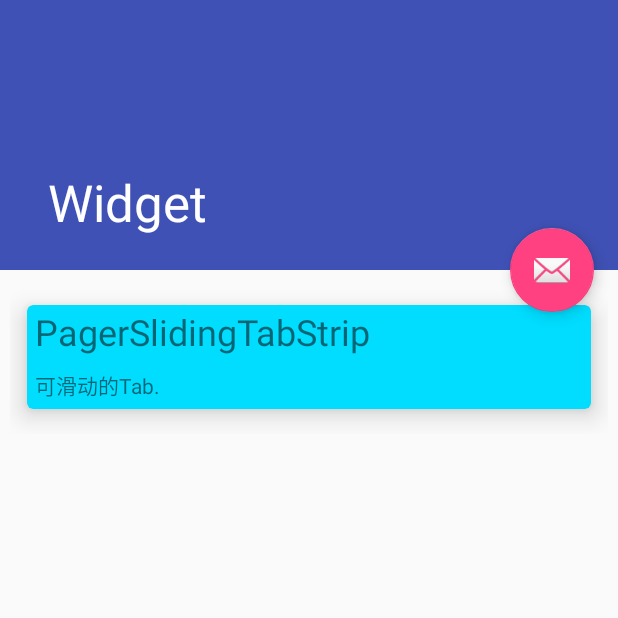
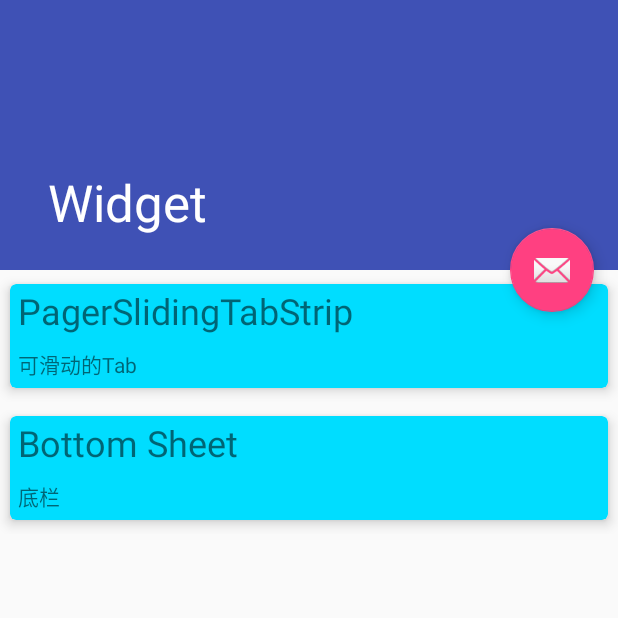
Before and after one commit to AllenVork/Widgets, an Android app: the screen it shows after launch (MainActivity), on a phone screen of 412 x 824 dp, the top half of it. Run offline under Robolectric (Android 15) with nearby library versions, the phone set to English and light mode, and no system bars.

```diff
--- a/app/build.gradle
+++ b/app/build.gradle
@@ -46,6 +46,7 @@ dependencies {
     compile 'io.reactivex:rxjava:1.1.5'
     compile 'io.reactivex:rxandroid:1.2.0'
     compile "org.jetbrains.kotlin:kotlin-stdlib:$kotlin_version"
+    compile 'com.github.chenupt.android:springindicator:1.0.2@aar'
 }
 repositories {
     mavenCentral()
--- a/app/src/main/AndroidManifest.xml
+++ b/app/src/main/AndroidManifest.xml
@@ -18,7 +18,11 @@
                 <category android:name="android.intent.category.LAUNCHER" />
             </intent-filter>
         </activity>
-        <activity android:name=".view.activity.PagerSlidingTabActivity"></activity>
+        <activity android:name=".view.activity.PagerSlidingTabActivity" />
+        <activity
+            android:name=".view.activity.BottomSheetActivity"
+            android:label="@string/title_activity_bottom_sheet"
+            android:theme="@style/AppTheme.NoActionBar"></activity>
     </application>
 
 </manifest>
--- a/app/src/main/java/zhangruofan/widget/adapter/MainAdapter.kt
+++ b/app/src/main/java/zhangruofan/widget/adapter/MainAdapter.kt
@@ -8,6 +8,7 @@ import android.view.View
 import android.view.ViewGroup
 import kotlinx.android.synthetic.main.activity_main_item.view.*
 import zhangruofan.widget.R
+import zhangruofan.widget.view.activity.BottomSheetActivity
 import zhangruofan.widget.view.activity.PagerSlidingTabActivity
 
 /**
@@ -39,6 +40,7 @@ class MainAdapter(val mContext: Context) : RecyclerView.Adapter<MainAdapter.Base
             val claz: Class<*>?
             when (layoutPosition) {
                 0 -> claz = PagerSlidingTabActivity::class.java
+                1 -> claz = BottomSheetActivity::class.java
                 else -> claz = null
             }
 
--- a/app/src/main/java/zhangruofan/widget/view/activity/MainActivity.kt
+++ b/app/src/main/java/zhangruofan/widget/view/activity/MainActivity.kt
@@ -34,7 +34,7 @@ class MainActivity : BaseActivity() {
         recyclerView.setHasFixedSize(true)
         val layoutManager = LinearLayoutManager(this)
         recyclerView.layoutManager = layoutManager
-        recyclerView.addItemDecoration(SpaceItemDecoration(10))
+//        recyclerView.addItemDecoration(SpaceItemDecoration(10))
 
         mAdapter = MainAdapter(this)
         recyclerView.adapter = mAdapter
--- a/app/src/main/java/zhangruofan/widget/view/activity/PagerSlidingTabActivity.kt
+++ b/app/src/main/java/zhangruofan/widget/view/activity/PagerSlidingTabActivity.kt
@@ -6,6 +6,7 @@ import android.support.v4.app.FragmentManager
 import android.support.v4.app.FragmentPagerAdapter
 import android.widget.Toast
 import kotlinx.android.synthetic.main.activity_pager_sliding_tab.*
+import kotlinx.android.synthetic.main.activity_pager_sliding_tab.view.*
 import zhangruofan.widget.R
 import zhangruofan.widget.constants.HomePagerEnum
 import zhangruofan.widget.view.fragment.PagerSlidingTab.Fragment1
@@ -43,7 +44,7 @@ class PagerSlidingTabActivity : BaseActivity() {
         }
 
         override fun getPageTitle(position: Int): CharSequence? {
-            return HomePagerEnum.values().get(position).name
+            return resources.getString(HomePagerEnum.values()[position].mTitleResId)
         }
     }
 }
--- a/app/src/main/res/layout/activity_main_item.xml
+++ b/app/src/main/res/layout/activity_main_item.xml
@@ -10,14 +10,14 @@
         android:layout_height="wrap_content"
         card_view:cardBackgroundColor="@android:color/holo_blue_bright"
         card_view:cardCornerRadius="4dp"
-        card_view:cardElevation="10dp"
+        card_view:cardElevation="5dp"
         card_view:cardUseCompatPadding="true">
 
         <LinearLayout
             android:layout_width="wrap_content"
             android:layout_height="wrap_content"
-            android:layout_margin="5dp"
-            android:orientation="vertical">
+            android:orientation="vertical"
+            android:padding="5dp">
 
             <TextView
                 android:id="@+id/titleTv"
@@ -28,10 +28,10 @@
 
             <TextView
                 android:id="@+id/contentTv"
+                android:layout_width="match_parent"
+                android:layout_height="match_parent"
                 android:layout_marginTop="10dp"
-                android:includeFontPadding="false"
-                android:layout_width="match_parent"
-                android:layout_height="match_parent" />
+                android:includeFontPadding="false" />
         </LinearLayout>
     </android.support.v7.widget.CardView>
 </LinearLayout>
--- a/app/src/main/res/values/colors.xml
+++ b/app/src/main/res/values/colors.xml
@@ -34,4 +34,9 @@
     <color name="white_60">#96ffffff</color>
     <color name="white_80">#CCffffff</color>
     <color name="white_90">#E5ffffff</color>
+
+    <color name="indicator_1">#55B3C2</color>
+    <color name="indicator_2">#64A4A4</color>
+    <color name="indicator_3">#66D7B9</color>
+    <color name="indicator_4">#FDBC7D</color>
 </resources>
--- a/app/src/main/res/values/strings.xml
+++ b/app/src/main/res/values/strings.xml
@@ -90,4 +90,5 @@
         "when a user tries to pick up one of cards.\n\n"
     </string>
     <string name="action_settings">Settings</string>
+    <string name="title_activity_bottom_sheet">BottomSheetActivity</string>
 </resources>
--- a/app/src/main/res/values/strings_array.xml
+++ b/app/src/main/res/values/strings_array.xml
@@ -2,9 +2,11 @@
 <resources>
     <array name="realm_title_array">
         <item>PagerSlidingTabStrip</item>
+        <item>Bottom Sheet</item>
     </array>
 
     <array name="realm_content_array">
-        <item>可滑动的Tab.</item>
+        <item>可滑动的Tab</item>
+        <item>底栏</item>
     </array>
 </resources>
```
Also changed, not shown: app/src/main/java/zhangruofan/widget/view/activity/BottomSheetActivity.kt (added, +38 -0 lines), app/src/main/res/layout/activity_bottom_sheet.xml (added, +38 -0 lines), app/src/main/res/layout/activity_pager_sliding_tab.xml (+4 -3 lines), app/src/main/res/layout/bottom_sheets_main.xml (added, +23 -0 lines), app/src/main/res/layout/content_bottom_sheet.xml (added, +15 -0 lines), app/src/main/res/values/arrays.xml (added, +9 -0 lines).
